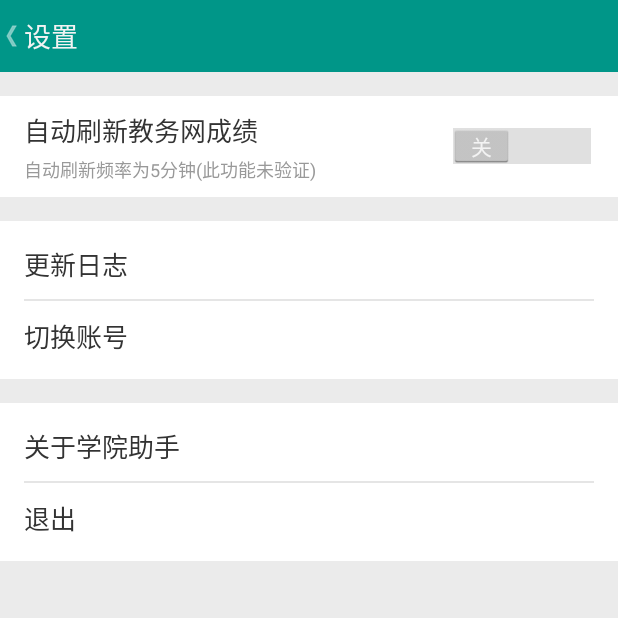
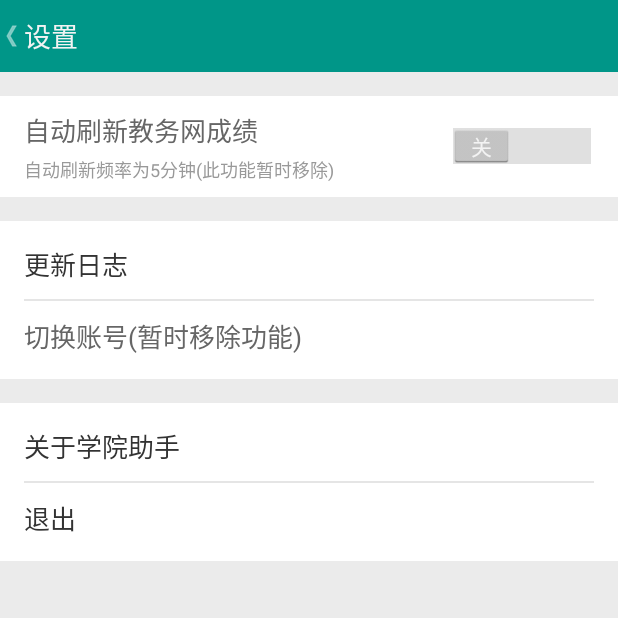
Before and after one commit to chocolate213/YourGrades, an Android app: the SettingActivity screen opened directly, with no data from a screen before it, on a phone screen of 412 x 824 dp, the top half of it. Run offline under Robolectric (Android 15) with nearby library versions, the phone set to English and light mode, and no system bars.

Commit message:
remove change accunt

```diff
--- a/app/src/main/java/com/jxzhang/yourgrades/activity/WelcomeActivity.java
+++ b/app/src/main/java/com/jxzhang/yourgrades/activity/WelcomeActivity.java
@@ -42,7 +42,7 @@ public class WelcomeActivity extends Activity {
             switch (msg.what) {
                 case GOTO_MAIN_ACTIVITY:
                     Intent intent = new Intent();
-                    intent.setClass(WelcomeActivity.this, LoginActivity.class);
+                    intent.setClass(WelcomeActivity.this, MainActivity.class);
                     startActivity(intent);
                     finish();
                     break;
--- a/app/src/main/res/layout/activity_setting.xml
+++ b/app/src/main/res/layout/activity_setting.xml
@@ -33,7 +33,7 @@
                     android:layout_marginTop="4.0dp"
                     android:gravity="center_vertical"
                     android:text="自动刷新教务网成绩"
-                    android:textColor="#ff333333"
+                    android:textColor="#ff666666"
                     android:textSize="17sp" />
                 <TextView
                     android:layout_width="wrap_content"
@@ -42,7 +42,7 @@
                     android:layout_below="@id/text_text"
                     android:textSize="12sp"
                     android:textColor="#ff999999"
-                    android:text="自动刷新频率为5分钟(此功能未验证)"/>
+                    android:text="自动刷新频率为5分钟(此功能暂时移除)"/>
             </LinearLayout>
 
             <Switch
@@ -52,6 +52,7 @@
                 android:layout_gravity="center"
                 android:textOn="开"
                 android:textOff="关"
+                android:clickable="false"
                 android:checked="false"
                 android:id="@+id/auto_refresh_switch" />
         </LinearLayout>
@@ -92,10 +93,10 @@
             android:layout_marginBottom="10.0dip"
             android:layout_marginTop="10.0dip"
             android:gravity="center_vertical"
-            android:text="切换账号"
-            android:textColor="#ff333333"
+            android:text="切换账号(暂时移除功能)"
+            android:textColor="#ff666666"
             android:textSize="17sp"
-            android:clickable="true" />
+            android:clickable="false" />
     </LinearLayout>
     <LinearLayout
         android:layout_width="match_parent"
```
Also changed, not shown: app/src/main/java/com/jxzhang/yourgrades/activity/SettingActivity.java (+40 -40 lines).
